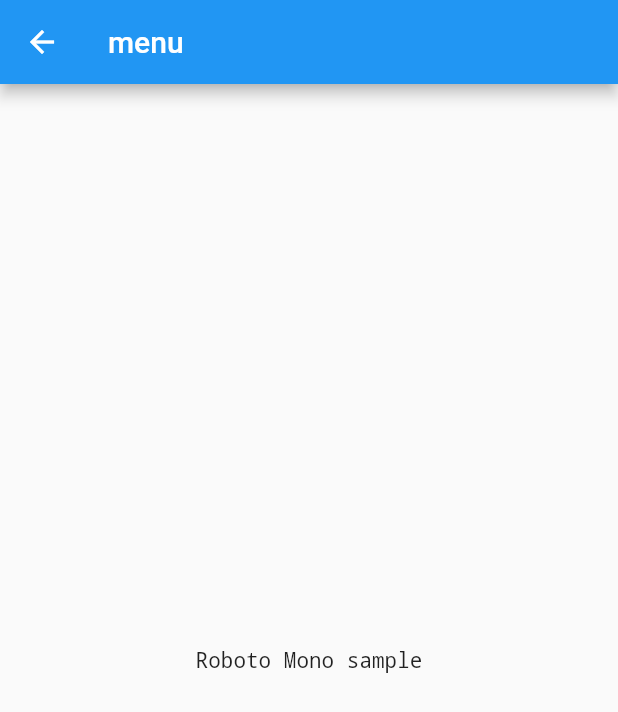
After one commit to vishnu-m-c/cookbooks, a Flutter app: the screen it shows after launch, after a tap on "custom font", on a phone screen of 412 x 824 dp. The commit adds this screen. Shown: the top 712 px of the screen. Run offline on Flutter 3.47's test engine with Material 2 defaults, Android fonts, the phone set to English and light mode, and no system bars.

Commit message:
custom font added

```diff
--- /dev/null
+++ b/lib/customfont.dart
@@ -0,0 +1,26 @@
+import 'package:flutter/material.dart';
+
+class CustomFont extends StatefulWidget {
+  const CustomFont({Key? key}) : super(key: key);
+
+  @override
+  State<CustomFont> createState() => _CustomFontState();
+}
+
+class _CustomFontState extends State<CustomFont> {
+  @override
+  Widget build(BuildContext context) {
+    return Scaffold(
+      appBar: AppBar(
+        title: const Text('menu'),
+      ),
+      body: const Center(
+          // This Text widget uses the RobotoMono font.
+          child: Text(
+            'Roboto Mono sample',
+            style: TextStyle(fontFamily: 'Courier'),
+          ),
+        ),
+      );
+  }
+}
--- a/lib/main.dart
+++ b/lib/main.dart
@@ -1,5 +1,6 @@
 import'package:flutter/material.dart';
 import'package:widgets/animationtest.dart';
+import'package:widgets/customfont.dart';
 void main() {
   runApp(
       MaterialApp(home: const Home())
@@ -13,10 +14,13 @@ class Home extends StatelessWidget {
       appBar: AppBar(
         title: const Text('First Route'),
       ),
-      body: Center(
+      body:
+
+      Center(
         child: Column(mainAxisAlignment: MainAxisAlignment.center,
         children:[ ElevatedButton(
-          style: ElevatedButton.styleFrom(fixedSize: Size(200, 40)),
+          style: ElevatedButton.styleFrom(fixedSize: Size(200, 40),
+          primary: Colors.orange),
           onPressed: () {
             final snackBar = SnackBar(
               content: const Text('Yay! A SnackBar!'),
@@ -33,13 +37,16 @@ class Home extends StatelessWidget {
           ElevatedButton(
             style: ElevatedButton.styleFrom(fixedSize: Size(200, 40),
             primary: Colors.grey),
-              child: Text("export fonts"),
-          onPressed:(){},
+              child: Text("custom font"),
+          onPressed:(){Navigator.push(
+            context,
+            MaterialPageRoute(builder: (context) => const CustomFont()),
+          );},
   ),
           ElevatedButton(
             style: ElevatedButton.styleFrom(fixedSize: Size(200, 40),
             primary: Colors.green),
-            child: Text("button"),
+            child: Text("export fonts"),
             onPressed:(){
     Navigator.push(
     context,
```
